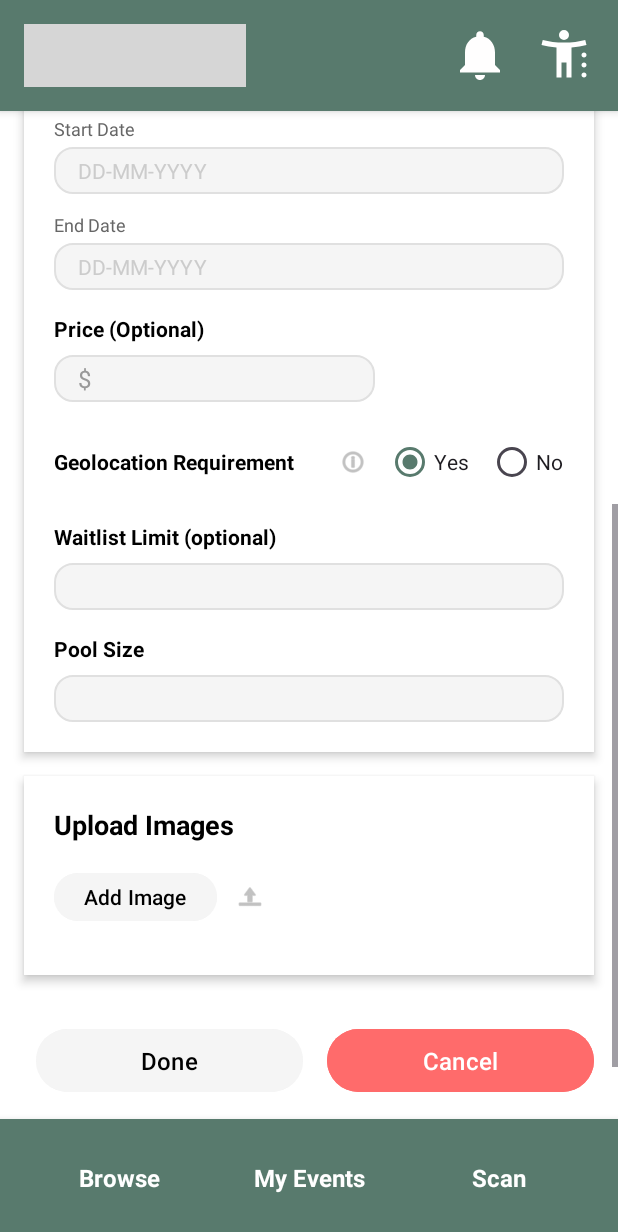
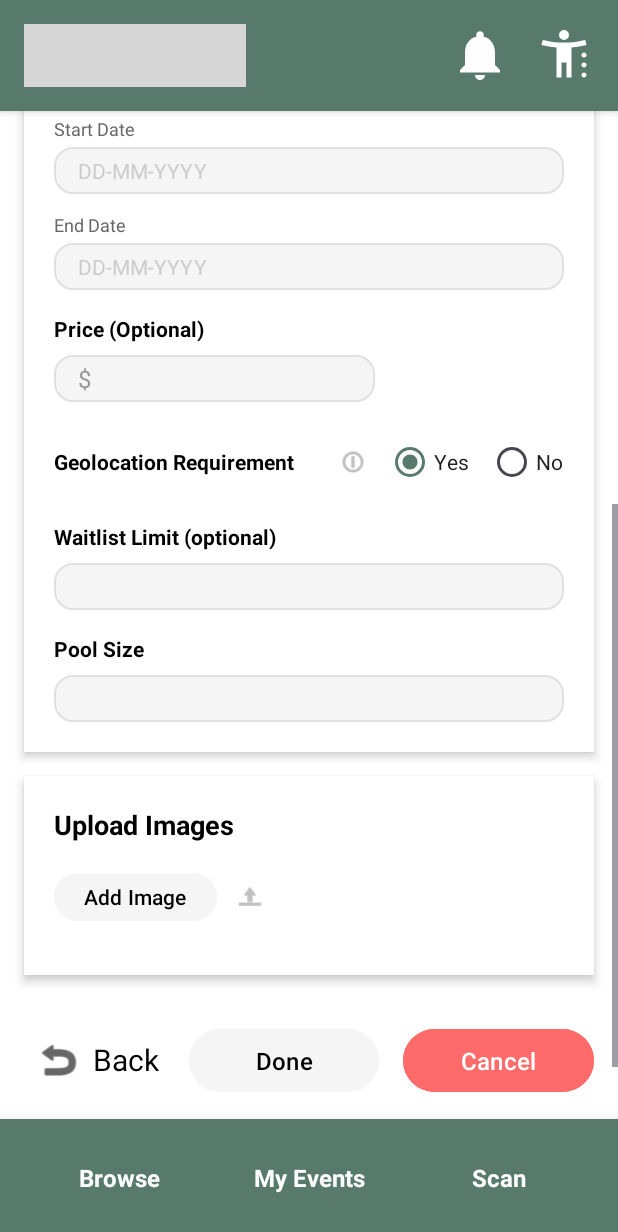
Before and after one commit to CMPUT301F25noodle/noodle-ramen, an Android app: the fragment CreateEventFragment placed in its activity, scrolled down 470 dp, on a phone screen of 412 x 824 dp. Shown: the top 1232 px of the screen. Run offline under Robolectric (Android 15) with nearby library versions, the phone set to English and light mode, and no system bars; our stand-ins replace Firebase (no records; nobody signed in at launch, a user with empty details on screens opened directly); 4 statements that could not run were skipped; grey boxes are pictures that could not be loaded.

Commit message:
added the back button for event detail

```diff
--- a/app/src/main/java/com/example/eventlottery/fragments/CreateEventFragment.java
+++ b/app/src/main/java/com/example/eventlottery/fragments/CreateEventFragment.java
@@ -72,7 +72,9 @@ public class CreateEventFragment extends Fragment {
     private AutoCompleteTextView etLocation;
     private Spinner spinnerCategory;
     private RadioGroup rgGeolocation;
-    private Button btnAddImage, btnDone, btnCancel;
+
+    private LinearLayout btnBackContainer;
+    private Button btnAddImage, btnDone, btnCancel ;
     private ImageView btnDeleteImage1, btnDeleteImage2, btnDeleteImage3;
     private ImageView ivEventImage1, ivEventImage2, ivEventImage3;
     private LinearLayout llImageSlot1, llImageSlot2, llImageSlot3;
@@ -224,6 +226,7 @@ public class CreateEventFragment extends Fragment {
         etPoolSize = view.findViewById(R.id.et_pool_size);
         spinnerCategory = view.findViewById(R.id.spinner_category);
         rgGeolocation = view.findViewById(R.id.rg_geolocation);
+        btnBackContainer = view.findViewById(R.id.btn_back_container);
 
         // Setup category spinner
         ArrayAdapter<CharSequence> categoryAdapter = ArrayAdapter.createFromResource(
@@ -260,6 +263,9 @@ public class CreateEventFragment extends Fragment {
 
         placesAdapter = new PlacesCompleteAdapter(getContext(), placesClient);
         etLocation.setAdapter(placesAdapter);
+        if (btnBackContainer != null) {
+            btnBackContainer.setOnClickListener(v-> navigateToOrganizerDashboard());
+        }
 
         etLocation.setOnItemClickListener((parent, view, position, id) -> {
 
--- a/app/src/main/res/layout/fragment_create_event.xml
+++ b/app/src/main/res/layout/fragment_create_event.xml
@@ -104,7 +104,6 @@
                 android:autofillHints=""
                 android:background="@drawable/rounded_input"
                 android:hint="@string/event_description_criteria"
-
                 android:paddingStart="16dp"
                 android:paddingEnd="16dp"
                 android:textColorHint="#999999"
@@ -544,13 +543,40 @@
                 </LinearLayout>
             </LinearLayout>
         </LinearLayout>
+
         <LinearLayout
             style="?android:attr/buttonBarStyle"
             android:layout_width="match_parent"
             android:layout_height="wrap_content"
             android:orientation="horizontal"
             android:padding="16dp"
-            android:gravity="center">
+            android:gravity="center_vertical">
+
+            <LinearLayout
+                android:id="@+id/btn_back_container"
+                android:layout_width="wrap_content"
+                android:layout_height="wrap_content"
+                android:orientation="horizontal"
+                android:gravity="center_vertical"
+                android:clickable="true"
+                android:focusable="true"
+                android:background="?attr/selectableItemBackground"
+                android:layout_marginEnd="12dp">
+
+                <ImageView
+                    android:layout_width="46dp"
+                    android:layout_height="32dp"
+                    android:src="@android:drawable/ic_menu_revert"
+                    app:tint="#000000"
+                    android:contentDescription="@string/cancel" />
+
+                <TextView
+                    android:layout_width="wrap_content"
+                    android:layout_height="wrap_content"
+                    android:text="Back"
+                    android:textSize="20sp"
+                    android:textColor="#000000" />
+            </LinearLayout>
 
             <Button
                 android:id="@+id/btn_done"
```
